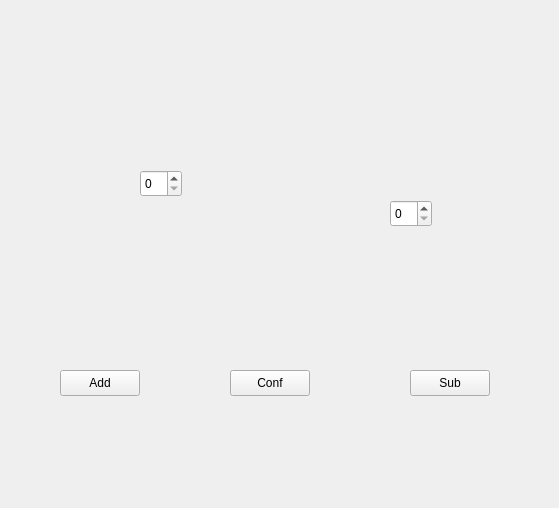
Above: waterscreen.ui from HackDanel/Waterly before the change. Below: the same form after it.
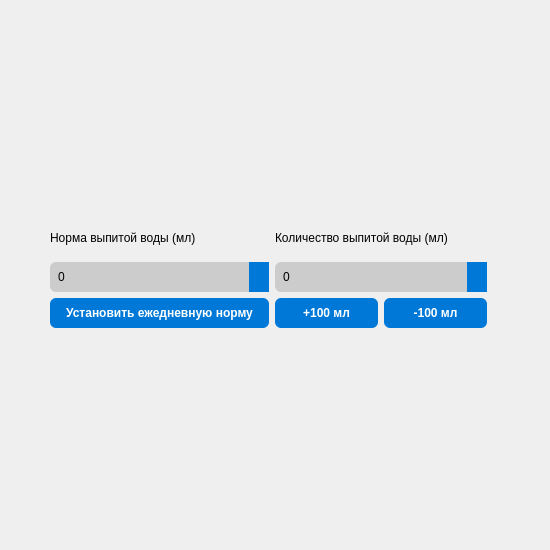
That is the form after the change.

Commit message: Первичный дизайн экранов

Patch:
```diff
--- a/waterscreen.ui
+++ b/waterscreen.ui
@@ -6,71 +6,254 @@
    <rect>
     <x>0</x>
     <y>0</y>
-    <width>559</width>
-    <height>508</height>
+    <width>550</width>
+    <height>550</height>
    </rect>
   </property>
   <property name="windowTitle">
    <string>Form</string>
   </property>
-  <widget class="QSpinBox" name="spinNorm">
+  <property name="autoFillBackground">
+   <bool>false</bool>
+  </property>
+  <property name="styleSheet">
+   <string notr="true"/>
+  </property>
+  <widget class="QWidget" name="layoutWidget">
    <property name="geometry">
     <rect>
-     <x>140</x>
-     <y>170</y>
-     <width>42</width>
-     <height>27</height>
+     <x>50</x>
+     <y>220</y>
+     <width>437</width>
+     <height>108</height>
     </rect>
    </property>
-  </widget>
-  <widget class="QSpinBox" name="spinWater">
-   <property name="geometry">
-    <rect>
-     <x>390</x>
-     <y>200</y>
-     <width>42</width>
-     <height>27</height>
-    </rect>
-   </property>
-  </widget>
-  <widget class="QPushButton" name="pushButtonAdd">
-   <property name="geometry">
-    <rect>
-     <x>60</x>
-     <y>370</y>
-     <width>80</width>
-     <height>26</height>
-    </rect>
-   </property>
-   <property name="text">
-    <string>Add</string>
-   </property>
-  </widget>
-  <widget class="QPushButton" name="pushButtonSetDaily">
-   <property name="geometry">
-    <rect>
-     <x>230</x>
-     <y>370</y>
-     <width>80</width>
-     <height>26</height>
-    </rect>
-   </property>
-   <property name="text">
-    <string>Conf</string>
-   </property>
-  </widget>
-  <widget class="QPushButton" name="pushButtonSub">
-   <property name="geometry">
-    <rect>
-     <x>410</x>
-     <y>370</y>
-     <width>80</width>
-     <height>26</height>
-    </rect>
-   </property>
-   <property name="text">
-    <string>Sub</string>
-   </property>
+   <layout class="QHBoxLayout" name="horizontalLayout_2">
+    <item>
+     <layout class="QVBoxLayout" name="verticalLayout_4">
+      <item>
+       <layout class="QVBoxLayout" name="verticalLayout_2">
+        <item>
+         <widget class="QLabel" name="label">
+          <property name="text">
+           <string>Норма выпитой воды (мл)</string>
+          </property>
+         </widget>
+        </item>
+        <item>
+         <widget class="QSpinBox" name="spinNorm">
+          <property name="styleSheet">
+           <string notr="true">QSpinBox {
+    background-color: #0078D7;
+    color: black;
+    border: none;
+    border-radius: 6px;
+    padding: 7px 6px;
+    /* Выравнивание текста по центру */
+    selection-background-color: #005a9e;
+}
+
+/* Стрелки вверх/вниз сверху и снизу */
+QSpinBox::up-button,
+QSpinBox::down-button {
+    width: 20px;
+    background-color: #0078D7;
+    border: none;
+    border-radius: 0 6px 6px 0;
+    margin: 0;
+}
+
+/* Если нужны фокус и hover у всего спинбокса */
+QSpinBox:focus {
+    border: 2px solid #0094ff;
+}
+
+QSpinBox:hover {
+    background-color: #005a9e;
+}
+
+QSpinBox:disabled {
+    background-color: #cccccc;
+    color: #666666;
+}
+
+/* для стрелок в неактивном режиме */
+QSpinBox:disabled::up-button,
+QSpinBox:disabled::down-button {
+    background-color: #cccccc;
+}</string>
+          </property>
+          <property name="maximum">
+           <number>20000</number>
+          </property>
+         </widget>
+        </item>
+       </layout>
+      </item>
+      <item>
+       <widget class="QPushButton" name="pushButtonSetDaily">
+        <property name="styleSheet">
+         <string notr="true">QPushButton {
+    background-color: #0078D7;
+    color: white;
+    border: none;
+    border-radius: 6px;
+    padding: 8px 16px;
+    font-size: 12px;
+    font-weight: 500;
+}
+
+QPushButton:hover {
+    background-color: #005a9e;
+}
+
+QPushButton:pressed {
+    background-color: #004578;
+}
+
+QPushButton:disabled {
+    background-color: #cccccc;
+    color: #666666;
+}
+</string>
+        </property>
+        <property name="text">
+         <string>Установить ежедневную норму</string>
+        </property>
+       </widget>
+      </item>
+     </layout>
+    </item>
+    <item>
+     <layout class="QVBoxLayout" name="verticalLayout_3">
+      <item>
+       <layout class="QVBoxLayout" name="verticalLayout">
+        <item>
+         <widget class="QLabel" name="label_2">
+          <property name="text">
+           <string>Количество выпитой воды (мл)</string>
+          </property>
+         </widget>
+        </item>
+        <item>
+         <widget class="QSpinBox" name="spinWater">
+          <property name="styleSheet">
+           <string notr="true">QSpinBox {
+    background-color: #0078D7;
+    color: black;
+    border: none;
+    border-radius: 6px;
+    padding: 7px 6px;
+    /* Выравнивание текста по центру */
+    selection-background-color: #005a9e;
+}
+
+/* Стрелки вверх/вниз сверху и снизу */
+QSpinBox::up-button,
+QSpinBox::down-button {
+    width: 20px;
+    background-color: #0078D7;
+    border: none;
+    border-radius: 0 6px 6px 0;
+    margin: 0;
+}
+
+/* Если нужны фокус и hover у всего спинбокса */
+QSpinBox:focus {
+    border: 2px solid #0094ff;
+}
+
+QSpinBox:hover {
+    background-color: #005a9e;
+}
+
+QSpinBox:disabled {
+    background-color: #cccccc;
+    color: #666666;
+}
+
+/* для стрелок в неактивном режиме */
+QSpinBox:disabled::up-button,
+QSpinBox:disabled::down-button {
+    background-color: #cccccc;
+}</string>
+          </property>
+          <property name="maximum">
+           <number>20000</number>
+          </property>
+         </widget>
+        </item>
+       </layout>
+      </item>
+      <item>
+       <layout class="QHBoxLayout" name="horizontalLayout">
+        <item>
+         <widget class="QPushButton" name="pushButtonAdd">
+          <property name="styleSheet">
+           <string notr="true">QPushButton {
+    background-color: #0078D7;
+    color: white;
+    border: none;
+    border-radius: 6px;
+    padding: 8px 16px;
+    font-size: 12px;
+    font-weight: 500;
+}
+
+QPushButton:hover {
+    background-color: #005a9e;
+}
+
+QPushButton:pressed {
+    background-color: #004578;
+}
+
+QPushButton:disabled {
+    background-color: #cccccc;
+    color: #666666;
+}</string>
+          </property>
+          <property name="text">
+           <string>+100 мл</string>
+          </property>
+         </widget>
+        </item>
+        <item>
+         <widget class="QPushButton" name="pushButtonSub">
+          <property name="styleSheet">
+           <string notr="true">QPushButton {
+    background-color: #0078D7;
+    color: white;
+    border: none;
+    border-radius: 6px;
+    padding: 8px 16px;
+    font-size: 12px;
+    font-weight: 500;
+}
+
+QPushButton:hover {
+    background-color: #005a9e;
+}
+
+QPushButton:pressed {
+    background-color: #004578;
+}
+
+QPushButton:disabled {
+    background-color: #cccccc;
+    color: #666666;
+}</string>
+          </property>
+          <property name="text">
+           <string>-100 мл</string>
+          </property>
+         </widget>
+        </item>
+       </layout>
+      </item>
+     </layout>
+    </item>
+   </layout>
   </widget>
  </widget>
  <resources/>
```
Left out of the diff: 10 changed lines with no effect on the pictures. The commit also changes 2 other files.
